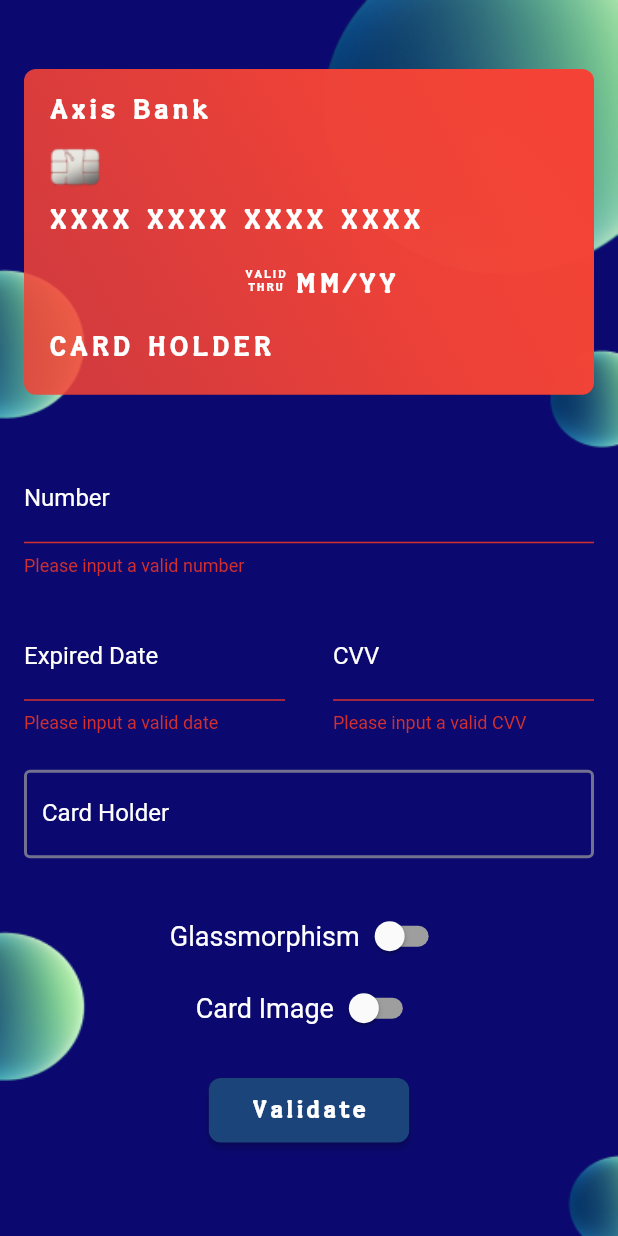
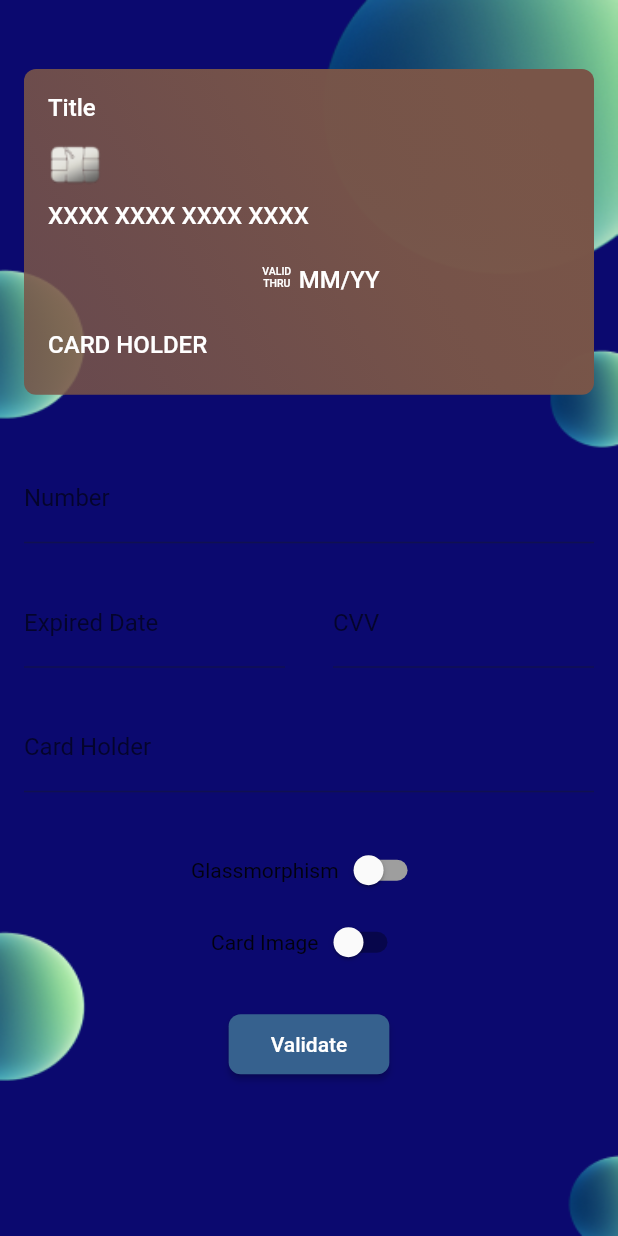
Before and after one commit to SimformSolutionsPvtLtd/flutter_credit_card, a Flutter app: the screen it shows after launch, after a tap on "Validate", on a phone screen of 412 x 824 dp. Run offline on Flutter 3.47's test engine with Material 2 defaults, Android fonts, the phone set to English and light mode, and no system bars.

Commit message:
remove unnecessary stuff

```diff
--- a/example/lib/app_colors.dart
+++ /dev/null
@@ -1,7 +0,0 @@
-import 'dart:ui';
-
-class AppColors {
-  AppColors._();
-
-  static const Color btnColor = Color(0xff1b447b);
-}
--- a/example/lib/main.dart
+++ b/example/lib/main.dart
@@ -19,17 +19,9 @@ class MySampleState extends State<MySample> {
   bool isCvvFocused = false;
   bool useGlassMorphism = false;
   bool useBackgroundImage = false;
-  OutlineInputBorder? border;
-  final GlobalKey<FormState> formKey = GlobalKey<FormState>();
 
   @override
   void initState() {
-    border = OutlineInputBorder(
-      borderSide: BorderSide(
-        color: Colors.grey.withOpacity(0.7),
-        width: 2.0,
-      ),
-    );
     super.initState();
   }
 
@@ -38,8 +30,8 @@ class MySampleState extends State<MySample> {
     return MaterialApp(
       title: 'Flutter Credit Card View Demo',
       debugShowCheckedModeBanner: false,
-      theme: ThemeData(
-        primarySwatch: Colors.blue,
+      theme: ThemeData.from(
+        colorScheme: ColorScheme.fromSeed(seedColor: Colors.blue),
       ),
       home: Scaffold(
         resizeToAvoidBottomInset: false,
@@ -66,12 +58,12 @@ class MySampleState extends State<MySample> {
                   expiryDate: expiryDate,
                   cardHolderName: cardHolderName,
                   cvvCode: cvvCode,
-                  bankName: 'Axis Bank',
+                  title: 'Title',
                   showBackView: isCvvFocused,
                   obscureCardNumber: true,
                   obscureCardCvv: true,
                   isHolderNameVisible: true,
-                  cardBgColor: Colors.red,
+                  cardBgColor: Colors.brown,
                   backgroundImage:
                       useBackgroundImage ? 'assets/card_bg.png' : null,
                   isSwipeGestureEnabled: true,
@@ -93,7 +85,6 @@ class MySampleState extends State<MySample> {
                     child: Column(
                       children: <Widget>[
                         CreditCardForm(
-                          formKey: formKey,
                           obscureCvv: true,
                           obscureNumber: true,
                           cardNumber: cardNumber,
@@ -103,37 +94,19 @@ class MySampleState extends State<MySample> {
                           isExpiryDateVisible: true,
                           cardHolderName: cardHolderName,
                           expiryDate: expiryDate,
-                          themeColor: Colors.blue,
-                          textColor: Colors.white,
-                          cardNumberDecoration: InputDecoration(
+                          cardNumberDecoration: const InputDecoration(
                             labelText: 'Number',
                             hintText: 'XXXX XXXX XXXX XXXX',
-                            hintStyle: const TextStyle(color: Colors.white),
-                            labelStyle: const TextStyle(color: Colors.white),
-                            focusedBorder: border,
-                            enabledBorder: border,
                           ),
-                          expiryDateDecoration: InputDecoration(
-                            hintStyle: const TextStyle(color: Colors.white),
-                            labelStyle: const TextStyle(color: Colors.white),
-                            focusedBorder: border,
-                            enabledBorder: border,
+                          expiryDateDecoration: const InputDecoration(
                             labelText: 'Expired Date',
                             hintText: 'XX/XX',
                           ),
-                          cvvCodeDecoration: InputDecoration(
-                            hintStyle: const TextStyle(color: Colors.white),
-                            labelStyle: const TextStyle(color: Colors.white),
-                            focusedBorder: border,
-                            enabledBorder: border,
+                          cvvCodeDecoration: const InputDecoration(
                             labelText: 'CVV',
                             hintText: 'XXX',
                           ),
-                          cardHolderDecoration: InputDecoration(
-                            hintStyle: const TextStyle(color: Colors.white),
-                            labelStyle: const TextStyle(color: Colors.white),
-                            focusedBorder: border,
-                            enabledBorder: border,
+                          cardHolderDecoration: const InputDecoration(
                             labelText: 'Card Holder',
                           ),
                           onCreditCardModelChange: onCreditCardModelChange,
@@ -144,13 +117,7 @@ class MySampleState extends State<MySample> {
                         Row(
                           mainAxisAlignment: MainAxisAlignment.center,
                           children: <Widget>[
-                            const Text(
-                              'Glassmorphism',
-                              style: TextStyle(
-                                color: Colors.white,
-                                fontSize: 18,
-                              ),
-                            ),
+                            const Text('Glassmorphism'),
                             Switch(
                               value: useGlassMorphism,
                               inactiveTrackColor: Colors.grey,
@@ -167,16 +134,9 @@ class MySampleState extends State<MySample> {
                           children: <Widget>[
                             const Text(
                               'Card Image',
-                              style: TextStyle(
-                                color: Colors.white,
-                                fontSize: 18,
-                              ),
                             ),
                             Switch(
                               value: useBackgroundImage,
-                              inactiveTrackColor: Colors.grey,
-                              activeColor: Colors.white,
-                              activeTrackColor: Colors.green,
                               onChanged: (bool value) => setState(() {
                                 useBackgroundImage = value;
                               }),
@@ -191,26 +151,17 @@ class MySampleState extends State<MySample> {
                             shape: RoundedRectangleBorder(
                               borderRadius: BorderRadius.circular(8.0),
                             ),
-                            backgroundColor: const Color(0xff1b447b),
                           ),
                           child: Container(
                             margin: const EdgeInsets.all(12),
-                            child: const Text(
-                              'Validate',
-                              style: TextStyle(
-                                color: Colors.white,
-                                fontFamily: 'halter',
-                                fontSize: 14,
-                                package: 'flutter_credit_card',
-                              ),
-                            ),
+                            child: const Text('Validate'),
                           ),
                           onPressed: () {
-                            if (formKey.currentState!.validate()) {
-                              print('valid!');
-                            } else {
-                              print('invalid!');
-                            }
+                            // if (formKey.currentState!.validate()) {
+                            //   print('valid!');
+                            // } else {
+                            //   print('invalid!');
+                            // }
                           },
                         ),
                       ],
--- a/lib/credit_card_form.dart
+++ b/lib/credit_card_form.dart
@@ -11,9 +11,6 @@ class CreditCardForm extends StatefulWidget {
     this.obscureCvv = false,
     this.obscureNumber = false,
     required this.onCreditCardModelChange,
-    required this.themeColor,
-    this.textColor = Colors.black,
-    this.cursorColor,
     this.cardHolderDecoration = const InputDecoration(
       labelText: 'Card holder',
     ),
@@ -29,7 +26,6 @@ class CreditCardForm extends StatefulWidget {
       labelText: 'CVV',
       hintText: 'XXX',
     ),
-    required this.formKey,
     this.cardNumberKey,
     this.cardHolderKey,
     this.expiryDateKey,
@@ -56,15 +52,11 @@ class CreditCardForm extends StatefulWidget {
   final String dateValidationMessage;
   final String numberValidationMessage;
   final void Function(CreditCardModel) onCreditCardModelChange;
-  final Color themeColor;
-  final Color textColor;
-  final Color? cursorColor;
   final bool obscureCvv;
   final bool obscureNumber;
   final bool isHolderNameVisible;
   final bool isCardNumberVisible;
   final bool isExpiryDateVisible;
-  final GlobalKey<FormState> formKey;
   final Function? onFormComplete;
 
   final GlobalKey<FormFieldState<String>>? cardNumberKey;
@@ -151,16 +143,8 @@ class _CreditCardFormState extends State<CreditCardForm> {
   }
 
   @override
-  void didChangeDependencies() {
-    themeColor = widget.themeColor;
-    super.didChangeDependencies();
-  }
-
-  @override
   Widget build(BuildContext context) {
-    return Form(
-        key: widget.formKey,
-        child: Column(
+    return Column(
       children: <Widget>[
         Visibility(
           visible: widget.isCardNumberVisible,
@@ -178,13 +162,8 @@ class _CreditCardFormState extends State<CreditCardForm> {
                   onCreditCardModelChange(creditCardModel);
                 });
               },
-                  cursorColor: widget.cursorColor ?? themeColor,
-                  onEditingComplete: () {
-                    FocusScope.of(context).requestFocus(expiryDateNode);
-                  },
-                  style: TextStyle(
-                    color: widget.textColor,
-                  ),
+              onEditingComplete: () =>
+                  FocusScope.of(context).requestFocus(expiryDateNode),
               decoration: widget.cardNumberDecoration,
               keyboardType: TextInputType.number,
               textInputAction: TextInputAction.next,
@@ -208,8 +187,7 @@ class _CreditCardFormState extends State<CreditCardForm> {
               child: Expanded(
                 child: Container(
                   padding: const EdgeInsets.symmetric(vertical: 8.0),
-                      margin:
-                          const EdgeInsets.only(left: 16, top: 8, right: 16),
+                  margin: const EdgeInsets.only(left: 16, top: 8, right: 16),
                   child: TextFormField(
                     key: widget.expiryDateKey,
                     controller: _expiryDateController,
@@ -225,14 +203,10 @@ class _CreditCardFormState extends State<CreditCardForm> {
                         onCreditCardModelChange(creditCardModel);
                       });
                     },
-                        cursorColor: widget.cursorColor ?? themeColor,
                     focusNode: expiryDateNode,
                     onEditingComplete: () {
                       FocusScope.of(context).requestFocus(cvvFocusNode);
                     },
-                        style: TextStyle(
-                          color: widget.textColor,
-                        ),
                     decoration: widget.expiryDateDecoration,
                     keyboardType: TextInputType.number,
                     textInputAction: TextInputAction.next,
@@ -245,8 +219,7 @@ class _CreditCardFormState extends State<CreditCardForm> {
                             return widget.dateValidationMessage;
                           }
                           final DateTime now = DateTime.now();
-                              final List<String> date =
-                                  value.split(RegExp(r'/'));
+                          final List<String> date = value.split(RegExp(r'/'));
                           final int month = int.parse(date.first);
                           final int year = int.parse('20${date.last}');
                           final int lastDayOfMonth = month < 12
@@ -275,7 +248,6 @@ class _CreditCardFormState extends State<CreditCardForm> {
                   obscureText: widget.obscureCvv,
                   focusNode: cvvFocusNode,
                   controller: _cvvCodeController,
-                      cursorColor: widget.cursorColor ?? themeColor,
                   onEditingComplete: () {
                     if (widget.isHolderNameVisible)
                       FocusScope.of(context).requestFocus(cardHolderNode);
@@ -287,9 +259,6 @@ class _CreditCardFormState extends State<CreditCardForm> {
                       }
                     }
                   },
-                      style: TextStyle(
-                        color: widget.textColor,
-                      ),
                   decoration: widget.cvvCodeDecoration,
                   keyboardType: TextInputType.number,
                   textInputAction: widget.isHolderNameVisible
@@ -332,11 +301,7 @@ class _CreditCardFormState extends State<CreditCardForm> {
                   onCreditCardModelChange(creditCardModel);
                 });
               },
-                  cursorColor: widget.cursorColor ?? themeColor,
               focusNode: cardHolderNode,
-                  style: TextStyle(
-                    color: widget.textColor,
-                  ),
               decoration: widget.cardHolderDecoration,
               keyboardType: TextInputType.text,
               textInputAction: TextInputAction.done,
@@ -353,7 +318,6 @@ class _CreditCardFormState extends State<CreditCardForm> {
           ),
         ),
       ],
-        ),
     );
   }
 }
--- a/lib/credit_card_widget.dart
+++ b/lib/credit_card_widget.dart
@@ -26,7 +26,7 @@ class CreditCardWidget extends StatefulWidget {
       required this.cardHolderName,
       required this.cvvCode,
       required this.showBackView,
-      this.bankName,
+      this.title,
       this.animationDuration = const Duration(milliseconds: 500),
       this.height,
       this.width,
@@ -56,7 +56,7 @@ class CreditCardWidget extends StatefulWidget {
   final TextStyle? textStyle;
   final Color cardBgColor;
   final bool showBackView;
-  final String? bankName;
+  final String? title;
   final Duration animationDuration;
   final double? height;
   final double? width;
@@ -279,11 +279,11 @@ class _CreditCardWidgetState extends State<CreditCardWidget>
       child: Column(
         crossAxisAlignment: CrossAxisAlignment.start,
         children: <Widget>[
-          if (widget.bankName != null && widget.bankName!.isNotEmpty)
+          if (widget.title != null && widget.title!.isNotEmpty)
             Padding(
               padding: const EdgeInsets.only(left: 16, top: 16),
               child: Text(
-                widget.bankName!,
+                widget.title!,
                 maxLines: 1,
                 overflow: TextOverflow.ellipsis,
                 style: defaultTextStyle,
```
Also changed, not shown: pubspec.yaml (+2 -6 lines). Lines whose indentation alone changed are shown as unchanged.
